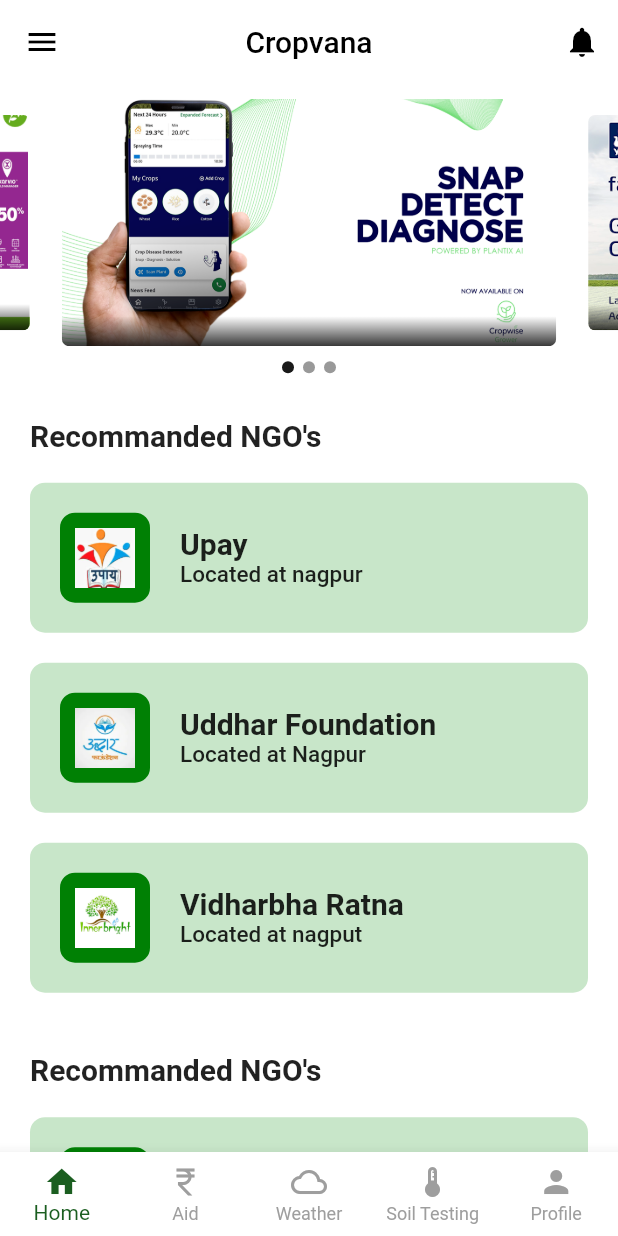
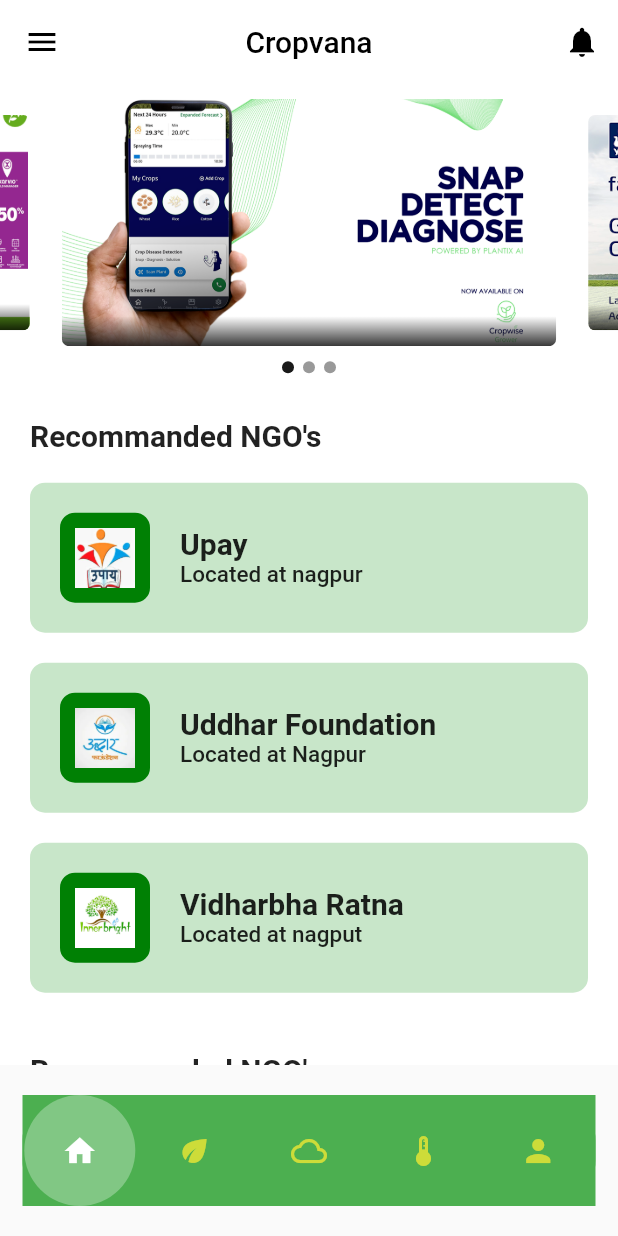
Before and after one commit to Atharva-Malode/CropVana, a Flutter app: the MainNavigation screen opened directly, on a phone screen of 412 x 824 dp. Run offline on Flutter 3.47's test engine with Material 2 defaults, Android fonts, the phone set to English and light mode, and no system bars; drawn by our look-alikes of carousel_slider, google_nav_bar; our stand-ins replace font_awesome_flutter, google_fonts.

Commit message:
changed navbar

```diff
--- a/lib/pages/bottomnav.dart
+++ b/lib/pages/bottomnav.dart
@@ -4,6 +4,7 @@
 import 'package:cropvana/pages/soiltestingpage.dart';
 import 'package:cropvana/pages/weatherpage.dart';
 import 'package:flutter/material.dart';
+import 'package:google_nav_bar/google_nav_bar.dart';
 
 class MainNavigation extends StatefulWidget {
   const MainNavigation({Key? key}) : super(key: key);
@@ -26,7 +27,7 @@
   Widget build(BuildContext context) {
     return Scaffold(
       body: pages[selectedPage],
-      bottomNavigationBar: BottomNavigationBar(
+      bottomNavigationBar: /*BottomNavigationBar(
           backgroundColor: Colors.white,
           type: BottomNavigationBarType.fixed,
           currentIndex: selectedPage,
@@ -46,7 +47,50 @@
             BottomNavigationBarItem(
                 icon: Icon(Icons.thermostat_sharp), label: "Soil Testing"),
             BottomNavigationBarItem(icon: Icon(Icons.person), label: "Profile")
-          ]),
+          ]),*/
+          Container(
+          margin: const EdgeInsets.symmetric(horizontal: 15, vertical: 20),
+          decoration: const BoxDecoration(
+            color: Colors.green,
+            borderRadius: BorderRadius.all(Radius.circular(30)),
+          ),
+          child: GNav(
+            onTabChange: (position){
+              setState(() {
+                selectedPage = position;
+              });
+            },
+            mainAxisAlignment: MainAxisAlignment.spaceAround,
+            activeColor: Colors.white,
+            backgroundColor: Colors.green,
+            color: Colors.lime,
+            tabBackgroundColor: Colors.green.shade300,
+            gap: 0,
+            // ignore: prefer_const_literals_to_create_immutables
+            tabs: [
+              const GButton(
+                icon: Icons.home,
+                //text: 'Home',
+              ),
+              const GButton(
+                icon: Icons.eco,
+                //text: 'Aid',
+              ),
+              const GButton(
+                icon: Icons.cloud_outlined,
+                //text:'Weather',
+              ),
+              const GButton(
+                icon: Icons.thermostat_sharp,
+                //text: 'Soil Testing'
+              ),
+              const GButton(
+                icon: Icons.person,
+                //text: 'Profile'
+              ),
+            ],
+          ),
+        ),
     );
   }
 }
--- a/pubspec.yaml
+++ b/pubspec.yaml
@@ -37,6 +37,7 @@
   http: ^0.13.5
   intl: ^0.18.0
   webview_flutter: ^4.0.7
+  google_nav_bar: ^5.0.6
 
 dev_dependencies:
   flutter_lints: ^2.0.0
```
Also changed, not shown: pubspec.lock.
